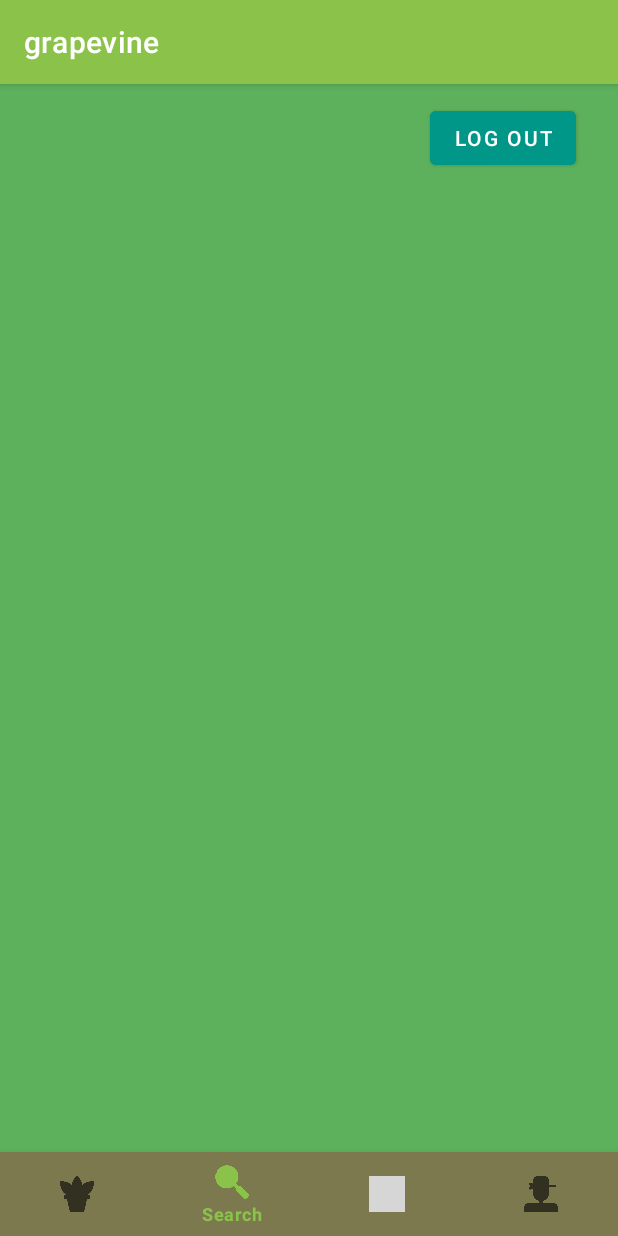
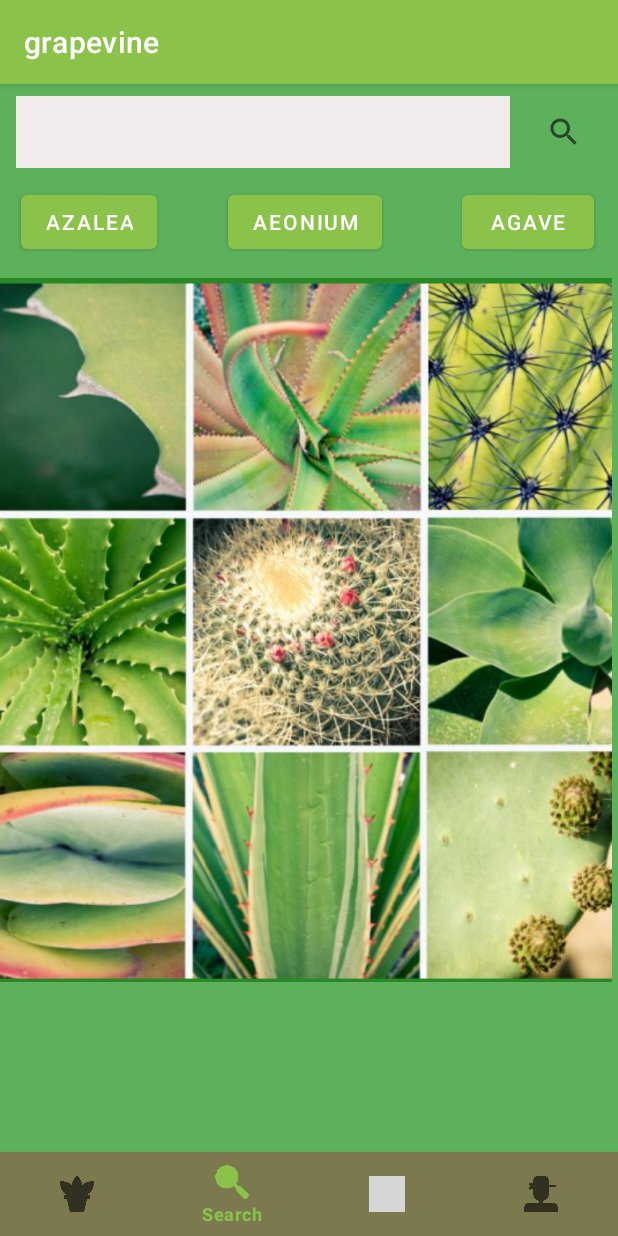
Before and after one commit to Group4-CodePath/grapevine, an Android app: the MainActivity screen opened directly, with no data from a screen before it, item 2 of the bottom bar chosen, on a phone screen of 412 x 824 dp. Run offline under Robolectric (Android 15) with nearby library versions, the phone set to English and light mode, and no system bars; libraries missing offline, so code that uses them is left out: com.parse; pictures from the network do not load; 5 statements that could not run were skipped; grey boxes are pictures that could not be loaded.

Commit message:
Search page done

```diff
--- a/app/src/main/java/com/example/grapevine/MainActivity.java
+++ b/app/src/main/java/com/example/grapevine/MainActivity.java
@@ -11,6 +11,7 @@ import androidx.fragment.app.FragmentManager;
 import com.example.grapevine.fragments.ComposeFragment;
 import com.example.grapevine.fragments.PostsFragment;
 import com.example.grapevine.fragments.ProfileFragment;
+import com.example.grapevine.fragments.SearchFragment;
 import com.google.android.material.bottomnavigation.BottomNavigationView;
 
 public class MainActivity extends AppCompatActivity {
@@ -30,8 +31,11 @@ public class MainActivity extends AppCompatActivity {
         bottomNavigationView.setOnNavigationItemSelectedListener(new BottomNavigationView.OnNavigationItemSelectedListener() {
             @Override
             public boolean onNavigationItemSelected(@NonNull MenuItem item) {
-                Fragment fragment;
+                Fragment fragment = null;
                 switch (item.getItemId()) {
+                    case R.id.search:
+                        fragment = new SearchFragment();
+                        break;
                     case R.id.feed:
                         fragment = new PostsFragment();
                         break;
--- /dev/null
+++ b/app/src/main/java/com/example/grapevine/fragments/SearchFragment.java
@@ -0,0 +1,23 @@
+package com.example.grapevine.fragments;
+
+import android.os.Bundle;
+import android.view.LayoutInflater;
+import android.view.View;
+import android.view.ViewGroup;
+
+import androidx.fragment.app.Fragment;
+
+import com.example.grapevine.R;
+
+public class SearchFragment extends Fragment {
+    public static final String TAG = "SearchFragment";
+    public SearchFragment() {
+        // Required empty public constructor
+    }
+    @Override
+    public View onCreateView(LayoutInflater inflater, ViewGroup container,
+                             Bundle savedInstanceState) {
+        // Inflate the layout for this fragment
+        return inflater.inflate(R.layout.fragment_search, container, false);
+    }
+}
--- /dev/null
+++ b/app/src/main/res/layout/fragment_search.xml
@@ -0,0 +1,71 @@
+<?xml version="1.0" encoding="utf-8"?>
+<androidx.constraintlayout.widget.ConstraintLayout xmlns:android="http://schemas.android.com/apk/res/android"
+    xmlns:app="http://schemas.android.com/apk/res-auto"
+    xmlns:tools="http://schemas.android.com/tools"
+    android:layout_width="match_parent"
+    android:layout_height="match_parent"
+    android:background="#5DB15D">
+
+    <ImageView
+        android:id="@+id/imageView2"
+        android:layout_width="408dp"
+        android:layout_height="600dp"
+        android:layout_marginTop="64dp"
+        app:layout_constraintEnd_toEndOf="parent"
+        app:layout_constraintHorizontal_bias="0.333"
+        app:layout_constraintStart_toStartOf="parent"
+        app:layout_constraintTop_toTopOf="parent"
+        app:srcCompat="@drawable/search_pic" />
+
+    <SearchView
+        android:id="@+id/searchView"
+        android:layout_width="74dp"
+        android:layout_height="56dp"
+        android:layout_marginStart="368dp"
+        android:layout_marginTop="4dp"
+        app:layout_constraintEnd_toEndOf="parent"
+        app:layout_constraintStart_toStartOf="parent"
+        app:layout_constraintTop_toTopOf="parent" />
+
+    <Button
+        android:id="@+id/button"
+        android:layout_width="wrap_content"
+        android:layout_height="wrap_content"
+        android:layout_marginStart="16dp"
+        android:layout_marginTop="68dp"
+        android:text="Azalea"
+        app:layout_constraintStart_toStartOf="parent"
+        app:layout_constraintTop_toTopOf="parent" />
+
+    <Button
+        android:id="@+id/button2"
+        android:layout_width="wrap_content"
+        android:layout_height="wrap_content"
+        android:layout_marginTop="68dp"
+        android:text="Aeonium"
+        app:layout_constraintEnd_toStartOf="@+id/button3"
+        app:layout_constraintHorizontal_bias="0.468"
+        app:layout_constraintStart_toEndOf="@+id/button"
+        app:layout_constraintTop_toTopOf="parent" />
+
+    <Button
+        android:id="@+id/button3"
+        android:layout_width="wrap_content"
+        android:layout_height="wrap_content"
+        android:layout_marginTop="68dp"
+        android:layout_marginEnd="16dp"
+        android:text="Agave"
+        app:layout_constraintEnd_toEndOf="parent"
+        app:layout_constraintTop_toTopOf="parent" />
+
+    <View
+        android:id="@+id/view2"
+        android:layout_width="329dp"
+        android:layout_height="48dp"
+        android:background="#F1EBEB"
+        app:layout_constraintBottom_toTopOf="@+id/imageView2"
+        app:layout_constraintEnd_toStartOf="@+id/searchView"
+        app:layout_constraintStart_toStartOf="parent"
+        app:layout_constraintTop_toTopOf="parent" />
+
+</androidx.constraintlayout.widget.ConstraintLayout>
```
Also changed, not shown: app/src/main/res/drawable/search_pic.png (added), 2 other files.
